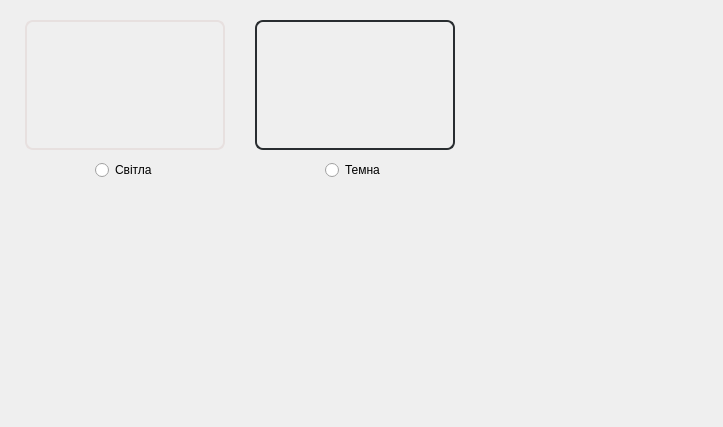
First picture: the form in src/appsetting.ui, repository MikeostCorp/Gradify, before the edit.
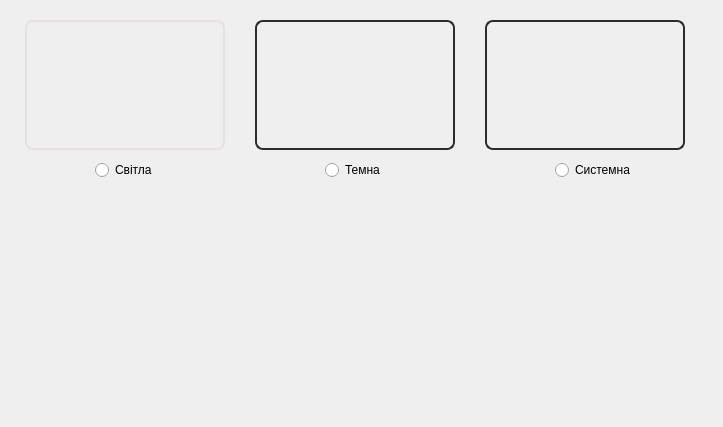
Second picture: the form after the edit. Icons and pictures are not drawn.

Commit message: Add system theme app

The edit to the form file:
```diff
--- a/src/appsetting.ui
+++ b/src/appsetting.ui
@@ -24,7 +24,7 @@
     <rect>
      <x>25</x>
      <y>20</y>
-     <width>432</width>
+     <width>661</width>
      <height>170</height>
     </rect>
    </property>
@@ -141,6 +141,60 @@
      <string>Світла</string>
     </property>
    </widget>
+   <widget class="QLabel" name="imageSystemUI">
+    <property name="geometry">
+     <rect>
+      <x>460</x>
+      <y>0</y>
+      <width>200</width>
+      <height>130</height>
+     </rect>
+    </property>
+    <property name="styleSheet">
+     <string notr="true">border: 2px solid rgb(41,45,48); 
+border-radius: 8px;
+
+</string>
+    </property>
+    <property name="text">
+     <string/>
+    </property>
+    <property name="pixmap">
+     <pixmap resource="recources.qrc">:/img/settingIcon/settingSystemUIICo.png</pixmap>
+    </property>
+    <property name="scaledContents">
+     <bool>true</bool>
+    </property>
+   </widget>
+   <widget class="QRadioButton" name="selectSystemUIRadioButton">
+    <property name="geometry">
+     <rect>
+      <x>530</x>
+      <y>140</y>
+      <width>91</width>
+      <height>20</height>
+     </rect>
+    </property>
+    <property name="text">
+     <string>Системна</string>
+    </property>
+   </widget>
+   <widget class="QPushButton" name="selectSystemUIButton">
+    <property name="geometry">
+     <rect>
+      <x>460</x>
+      <y>0</y>
+      <width>211</width>
+      <height>181</height>
+     </rect>
+    </property>
+    <property name="styleSheet">
+     <string notr="true">background-color: rgba(255, 255, 255, 0);</string>
+    </property>
+    <property name="text">
+     <string/>
+    </property>
+   </widget>
   </widget>
  </widget>
  <resources>
```
Left out of the diff: 4 changed lines with no effect on the pictures. The commit also changes 11 other files.
